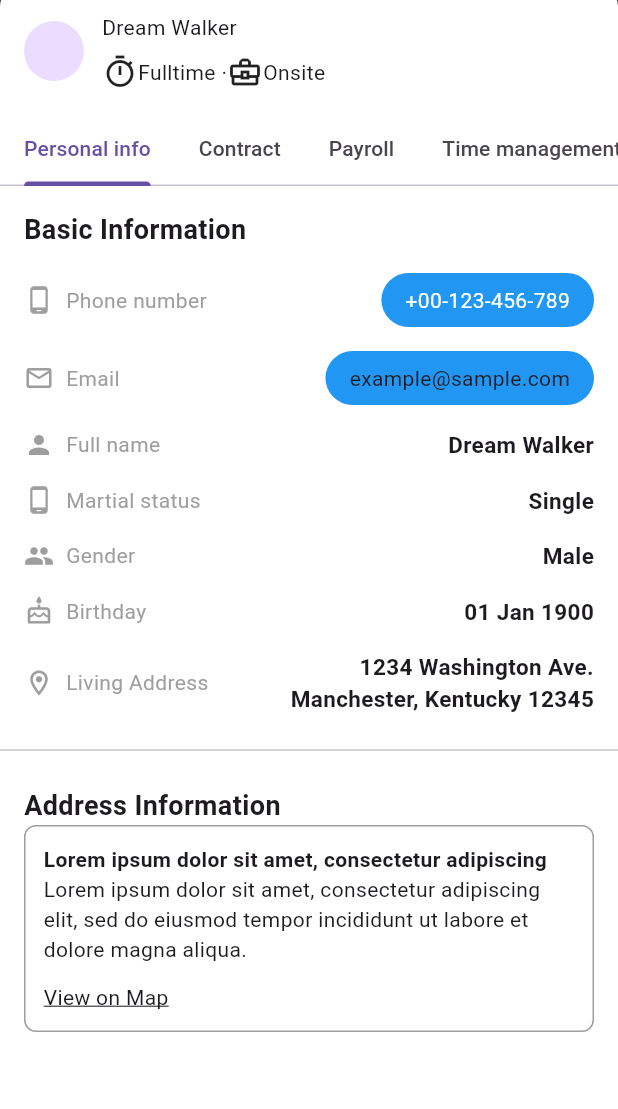
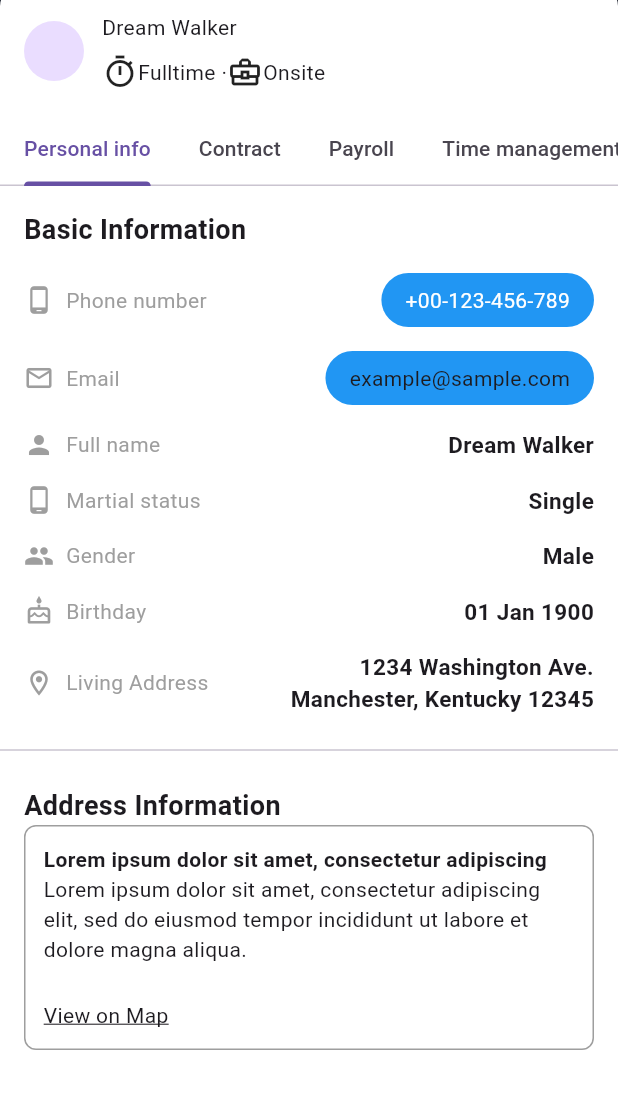
Before and after one commit to JAICHANGPARK/flutter_notebook_chapter_47, a Flutter app: the EmployeeDetailPage screen opened directly, on a phone screen of 412 x 824 dp, the part 96-1205 px from its top. Run offline on Flutter 3.47's test engine with Material 3 defaults, Android fonts, the phone set to English and light mode, and no system bars; our stand-ins replace gap, hugeicons.

```diff
--- a/lib/ep2386_employee_app/ui/widgets/employee_personal_page.dart
+++ b/lib/ep2386_employee_app/ui/widgets/employee_personal_page.dart
@@ -185,7 +185,7 @@ class _EmployeePersonalPageState extends State<EmployeePersonalPage> {
                       "Lorem ipsum dolor sit amet, consectetur adipiscing elit, sed do eiusmod tempor incididunt ut labore et dolore magna aliqua.",
                       maxLines: 3,
                     ),
-                    Gap(12),
+                    Gap(24),
                     Row(
                       children: [
                         Text(
```
